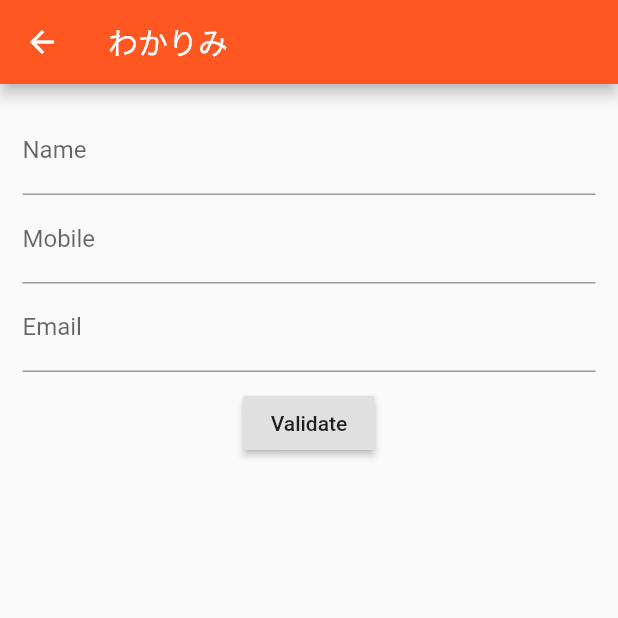
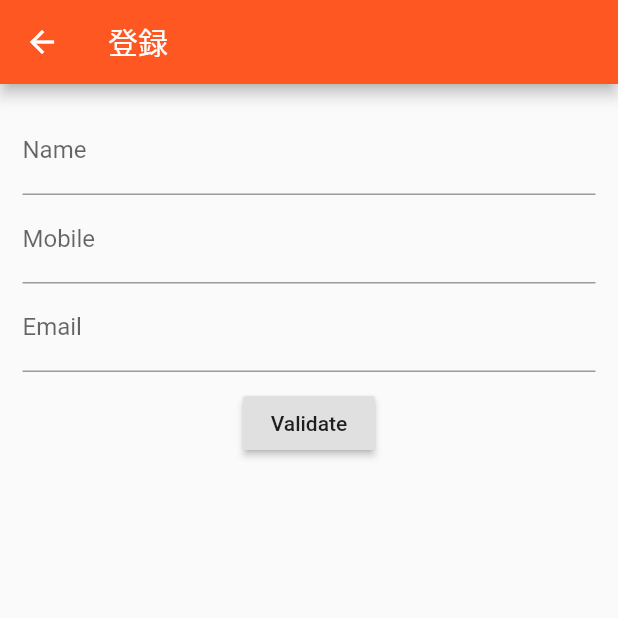
Before and after one commit to tsubaron/flutter-sample, a Flutter app: the AddPage screen opened by its route, on a phone screen of 412 x 824 dp, the top half of it. Run offline on Flutter 3.47's test engine with Material 2 defaults, Android fonts, the phone set to English and light mode, and no system bars; our stand-ins replace sqflite; accounts and stored records are empty; Roboto replaces fonts that are missing (Hind); statements that could not run were skipped.

Commit message:
=登録画面作成

```diff
--- a/lib/pages/AddPage.dart
+++ b/lib/pages/AddPage.dart
@@ -13,7 +13,7 @@ class AddPage extends StatelessWidget {
 
     return Scaffold(
       appBar: AppBar(
-        title: Text('わかりみ'),
+        title: Text('登録'),
       ),
       body: new SingleChildScrollView(
         child: new Container(
@@ -54,6 +54,7 @@ class AddPage extends StatelessWidget {
       ],
     );
   }
+
   void _validateInputs() {
     if (_formKey.currentState.validate()) {
       //    If all data are correct then save data to out variables
@@ -65,5 +66,4 @@ class AddPage extends StatelessWidget {
       });
     }
   }
-
 }
```
Lines whose indentation alone changed are shown as unchanged.
